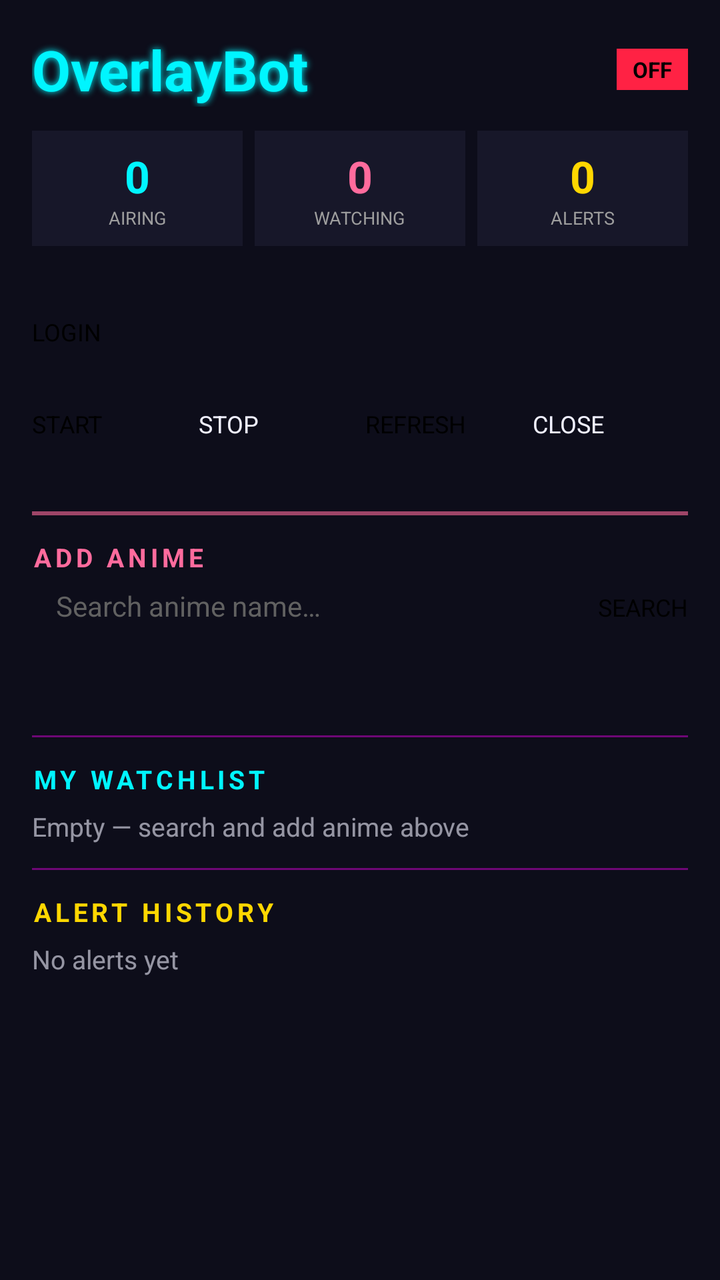
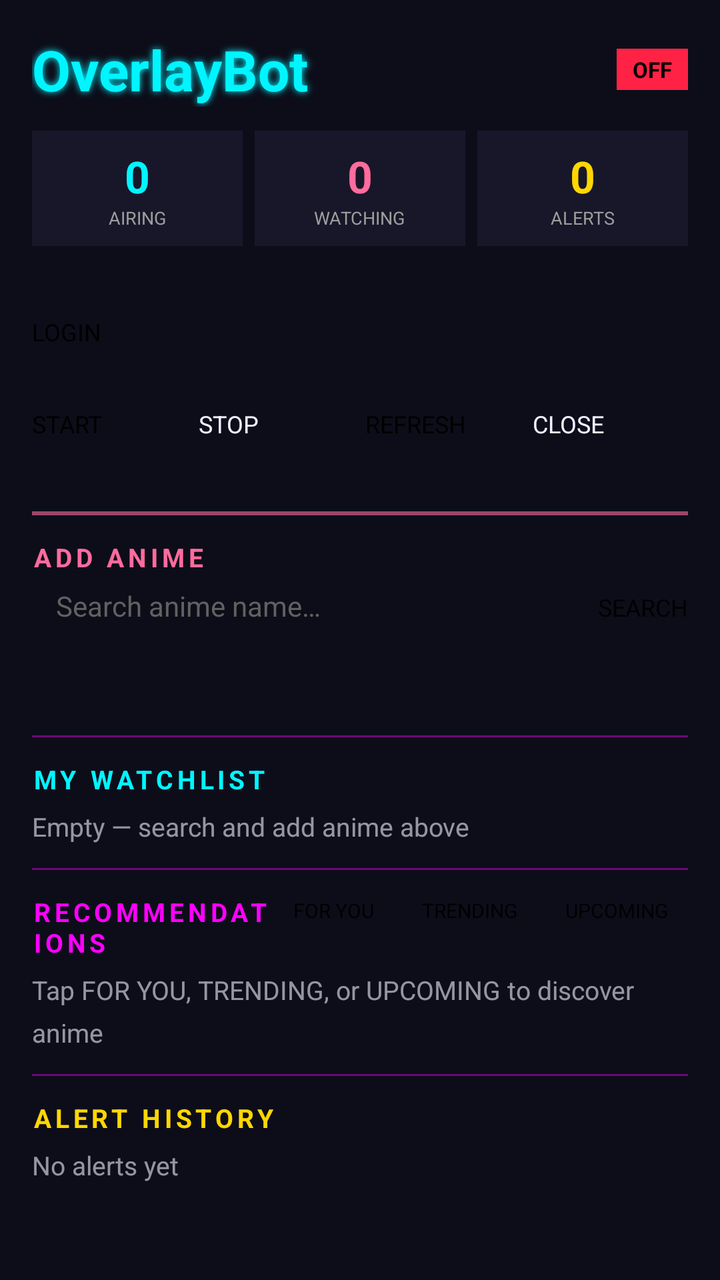

Before-and-after screenshots of an Android layout around one commit, followed by the original layout XML and the change that was made.
<!-- AndroidManifest.xml: application theme AppTheme -->
<!-- res/layout/activity_main.xml -->
<?xml version="1.0" encoding="utf-8"?>
<ScrollView xmlns:android="http://schemas.android.com/apk/res/android"
    android:layout_width="match_parent"
    android:layout_height="match_parent"
    android:background="@color/dark_bg"
    android:fillViewport="true">

<LinearLayout
    android:layout_width="match_parent"
    android:layout_height="wrap_content"
    android:orientation="vertical"
    android:padding="16dp">

    
    <LinearLayout
        android:layout_width="match_parent"
        android:layout_height="wrap_content"
        android:orientation="horizontal"
        android:gravity="center_vertical"
        android:layout_marginBottom="12dp">

        <TextView
            android:layout_width="0dp"
            android:layout_height="wrap_content"
            android:layout_weight="1"
            android:text="@string/app_name"
            android:textSize="28sp"
            android:textColor="@color/neon_cyan"
            android:textStyle="bold"
            android:shadowColor="@color/neon_cyan"
            android:shadowRadius="8" />

        <TextView
            android:id="@+id/status_badge"
            android:layout_width="wrap_content"
            android:layout_height="wrap_content"
            android:text="OFF"
            android:textSize="11sp"
            android:textStyle="bold"
            android:textColor="@color/black"
            android:background="@color/alert_red"
            android:paddingStart="8dp"
            android:paddingEnd="8dp"
            android:paddingTop="3dp"
            android:paddingBottom="3dp" />
    </LinearLayout>

    
    <LinearLayout
        android:layout_width="match_parent"
        android:layout_height="wrap_content"
        android:orientation="horizontal"
        android:layout_marginBottom="10dp">

        <LinearLayout
            android:layout_width="0dp"
            android:layout_height="wrap_content"
            android:layout_weight="1"
            android:orientation="vertical"
            android:gravity="center"
            android:background="@color/card_bg"
            android:padding="8dp"
            android:layout_marginEnd="3dp">

            <TextView android:id="@+id/stat_shows"
                android:layout_width="wrap_content"
                android:layout_height="wrap_content"
                android:text="0" android:textSize="22sp"
                android:textStyle="bold" android:textColor="@color/neon_cyan" />

            <TextView android:layout_width="wrap_content"
                android:layout_height="wrap_content"
                android:text="AIRING" android:textSize="9sp"
                android:textColor="@color/gray_500" />
        </LinearLayout>

        <LinearLayout
            android:layout_width="0dp"
            android:layout_height="wrap_content"
            android:layout_weight="1"
            android:orientation="vertical"
            android:gravity="center"
            android:background="@color/card_bg"
            android:padding="8dp"
            android:layout_marginStart="3dp"
            android:layout_marginEnd="3dp">

            <TextView android:id="@+id/stat_watching"
                android:layout_width="wrap_content"
                android:layout_height="wrap_content"
                android:text="0" android:textSize="22sp"
                android:textStyle="bold" android:textColor="@color/sakura_pink" />

            <TextView android:layout_width="wrap_content"
                android:layout_height="wrap_content"
                android:text="WATCHING" android:textSize="9sp"
                android:textColor="@color/gray_500" />
        </LinearLayout>

        <LinearLayout
            android:layout_width="0dp"
            android:layout_height="wrap_content"
            android:layout_weight="1"
            android:orientation="vertical"
            android:gravity="center"
            android:background="@color/card_bg"
            android:padding="8dp"
            android:layout_marginStart="3dp">

            <TextView android:id="@+id/stat_alerts"
                android:layout_width="wrap_content"
                android:layout_height="wrap_content"
                android:text="0" android:textSize="22sp"
                android:textStyle="bold" android:textColor="@color/accent_gold" />

            <TextView android:layout_width="wrap_content"
                android:layout_height="wrap_content"
                android:text="ALERTS" android:textSize="9sp"
                android:textColor="@color/gray_500" />
        </LinearLayout>
    </LinearLayout>

    
    <TextView android:id="@+id/fetch_info"
        android:layout_width="match_parent"
        android:layout_height="wrap_content"
        android:text="" android:textSize="11sp"
        android:textColor="@color/gray_500"
        android:layout_marginBottom="10dp" />

    
    <LinearLayout
        android:layout_width="match_parent"
        android:layout_height="wrap_content"
        android:orientation="horizontal"
        android:layout_marginBottom="6dp">

        <Button android:id="@+id/btn_login"
            android:layout_width="0dp" android:layout_height="40dp"
            android:layout_weight="1" android:text="LOGIN"
            android:textSize="12sp" android:textColor="@color/black"
            android:backgroundTint="@color/sakura_pink"
            android:layout_marginEnd="3dp" />
    </LinearLayout>

    <LinearLayout
        android:layout_width="match_parent"
        android:layout_height="wrap_content"
        android:orientation="horizontal"
        android:layout_marginBottom="12dp">

        <Button android:id="@+id/btn_start"
            android:layout_width="0dp" android:layout_height="40dp"
            android:layout_weight="1" android:text="START"
            android:textSize="12sp" android:textColor="@color/black"
            android:backgroundTint="@color/alert_green"
            android:layout_marginEnd="3dp" />

        <Button android:id="@+id/btn_stop"
            android:layout_width="0dp" android:layout_height="40dp"
            android:layout_weight="1" android:text="STOP"
            android:textSize="12sp" android:textColor="@color/white_text"
            android:backgroundTint="@color/alert_red"
            android:layout_marginStart="3dp" android:layout_marginEnd="3dp" />

        <Button android:id="@+id/btn_refresh"
            android:layout_width="0dp" android:layout_height="40dp"
            android:layout_weight="1" android:text="REFRESH"
            android:textSize="12sp" android:textColor="@color/black"
            android:backgroundTint="@color/accent_gold"
            android:layout_marginStart="3dp" android:layout_marginEnd="3dp" />

        <Button android:id="@+id/btn_dismiss"
            android:layout_width="0dp" android:layout_height="40dp"
            android:layout_weight="1" android:text="CLOSE"
            android:textSize="12sp" android:textColor="@color/white_text"
            android:backgroundTint="@color/deep_purple"
            android:layout_marginStart="3dp" />
    </LinearLayout>

    
    <View
        android:layout_width="match_parent"
        android:layout_height="2dp"
        android:background="@color/sakura_pink"
        android:alpha="0.6"
        android:layout_marginBottom="12dp" />

    
    <TextView
        android:layout_width="wrap_content"
        android:layout_height="wrap_content"
        android:text="ADD ANIME"
        android:textSize="13sp"
        android:textStyle="bold"
        android:textColor="@color/sakura_pink"
        android:letterSpacing="0.15"
        android:layout_marginBottom="6dp" />

    
    <LinearLayout
        android:layout_width="match_parent"
        android:layout_height="wrap_content"
        android:orientation="horizontal"
        android:layout_marginBottom="6dp">

        <EditText
            android:id="@+id/search_input"
            android:layout_width="0dp"
            android:layout_height="40dp"
            android:layout_weight="1"
            android:hint="Search anime name…"
            android:textSize="14sp"
            android:textColor="@color/white_text"
            android:textColorHint="@color/gray_700"
            android:backgroundTint="@color/neon_cyan"
            android:paddingStart="12dp"
            android:paddingEnd="8dp"
            android:singleLine="true"
            android:inputType="text"
            android:layout_marginEnd="6dp" />

        <Button
            android:id="@+id/btn_search"
            android:layout_width="wrap_content"
            android:layout_height="40dp"
            android:text="SEARCH"
            android:textSize="12sp"
            android:textColor="@color/black"
            android:backgroundTint="@color/neon_cyan" />
    </LinearLayout>

    
    <TextView
        android:id="@+id/search_results"
        android:layout_width="match_parent"
        android:layout_height="wrap_content"
        android:text=""
        android:textSize="12sp"
        android:textColor="@color/white_text"
        android:alpha="0.8"
        android:lineSpacingExtra="4dp"
        android:layout_marginBottom="12dp" />

    
    <View
        android:layout_width="match_parent"
        android:layout_height="1dp"
        android:background="@color/neon_magenta"
        android:alpha="0.4"
        android:layout_marginBottom="12dp" />

    
    <TextView
        android:layout_width="wrap_content"
        android:layout_height="wrap_content"
        android:text="MY WATCHLIST"
        android:textSize="13sp"
        android:textStyle="bold"
        android:textColor="@color/neon_cyan"
        android:letterSpacing="0.15"
        android:layout_marginBottom="6dp" />

    <TextView
        android:id="@+id/watchlist_display"
        android:layout_width="match_parent"
        android:layout_height="wrap_content"
        android:text="Empty — search and add anime above"
        android:textSize="13sp"
        android:textColor="@color/white_text"
        android:alpha="0.6"
        android:lineSpacingExtra="6dp"
        android:layout_marginBottom="12dp" />

    
    <View
        android:layout_width="match_parent"
        android:layout_height="1dp"
        android:background="@color/neon_magenta"
        android:alpha="0.4"
        android:layout_marginBottom="12dp" />

    
    <TextView
        android:layout_width="wrap_content"
        android:layout_height="wrap_content"
        android:text="ALERT HISTORY"
        android:textSize="13sp"
        android:textStyle="bold"
        android:textColor="@color/accent_gold"
        android:letterSpacing="0.15"
        android:layout_marginBottom="6dp" />

    <TextView
        android:id="@+id/alert_history"
        android:layout_width="match_parent"
        android:layout_height="wrap_content"
        android:text="No alerts yet"
        android:textSize="13sp"
        android:textColor="@color/white_text"
        android:alpha="0.6"
        android:lineSpacingExtra="6dp"
        android:layout_marginBottom="16dp" />

</LinearLayout>
</ScrollView>
<!-- resources referenced by this layout -->
<resources>
  <color name="accent_gold">#FFFFD700</color>
  <color name="alert_green">#FF00FF88</color>
  <color name="alert_red">#FFFF2244</color>
  <color name="black">#FF000000</color>
  <color name="card_bg">#CC1A1A2E</color>
  <color name="dark_bg">#FF0D0D1A</color>
  <color name="deep_purple">#FF1A0033</color>
  <color name="gray_500">#FF9E9E9E</color>
  <color name="gray_700">#FF616161</color>
  <color name="neon_cyan">#FF00F5FF</color>
  <color name="neon_magenta">#FFFF00FF</color>
  <color name="sakura_pink">#FFFF6B9D</color>
  <color name="white_text">#FFF0F0FF</color>
  <string name="app_name">OverlayBot</string>
  <style name="AppTheme" parent="@android:style/Theme.DeviceDefault">
          <item name="android:windowBackground">@color/dark_bg</item>
          <item name="android:statusBarColor">@color/deep_purple</item>
          <item name="android:navigationBarColor">@color/deep_purple</item>
          <item name="android:colorPrimary">@color/neon_cyan</item>
          <item name="android:colorAccent">@color/sakura_pink</item>
      </style>
</resources>

<!-- the commit's change to res/layout/activity_main.xml (unified diff, before → after) -->
@@ -281,6 +281,79 @@
         android:layout_marginBottom="12dp" />
 
     
+    <LinearLayout
+        android:layout_width="match_parent"
+        android:layout_height="wrap_content"
+        android:orientation="horizontal"
+        android:gravity="center_vertical"
+        android:layout_marginBottom="6dp">
+
+        <TextView
+            android:layout_width="0dp"
+            android:layout_height="wrap_content"
+            android:layout_weight="1"
+            android:text="RECOMMENDATIONS"
+            android:textSize="13sp"
+            android:textStyle="bold"
+            android:textColor="@color/neon_magenta"
+            android:letterSpacing="0.15" />
+
+        <Button
+            android:id="@+id/btn_recommend"
+            android:layout_width="wrap_content"
+            android:layout_height="30dp"
+            android:text="FOR YOU"
+            android:textSize="10sp"
+            android:textColor="@color/black"
+            android:backgroundTint="@color/neon_magenta"
+            android:paddingStart="10dp"
+            android:paddingEnd="10dp" />
+
+        <Button
+            android:id="@+id/btn_trending"
+            android:layout_width="wrap_content"
+            android:layout_height="30dp"
+            android:text="TRENDING"
+            android:textSize="10sp"
+            android:textColor="@color/black"
+            android:backgroundTint="@color/accent_gold"
+            android:paddingStart="10dp"
+            android:paddingEnd="10dp"
+            android:layout_marginStart="4dp" />
+
+        <Button
+            android:id="@+id/btn_upcoming"
+            android:layout_width="wrap_content"
+            android:layout_height="30dp"
+            android:text="UPCOMING"
+            android:textSize="10sp"
+            android:textColor="@color/black"
+            android:backgroundTint="@color/alert_green"
+            android:paddingStart="10dp"
+            android:paddingEnd="10dp"
+            android:layout_marginStart="4dp" />
+    </LinearLayout>
+
+    <TextView
+        android:id="@+id/recommendations_display"
+        android:layout_width="match_parent"
+        android:layout_height="wrap_content"
+        android:text="Tap FOR YOU, TRENDING, or UPCOMING to discover anime"
+        android:textSize="13sp"
+        android:textColor="@color/white_text"
+        android:alpha="0.6"
+        android:lineSpacingExtra="6dp"
+        android:layout_marginBottom="12dp" />
+
+    
+    <View
+        android:layout_width="match_parent"
+        android:layout_height="1dp"
+        android:background="@color/neon_magenta"
+        android:alpha="0.4"
+        android:layout_marginBottom="12dp" />
+
+    
     <TextView
         android:layout_width="wrap_content"
         android:layout_height="wrap_content"
